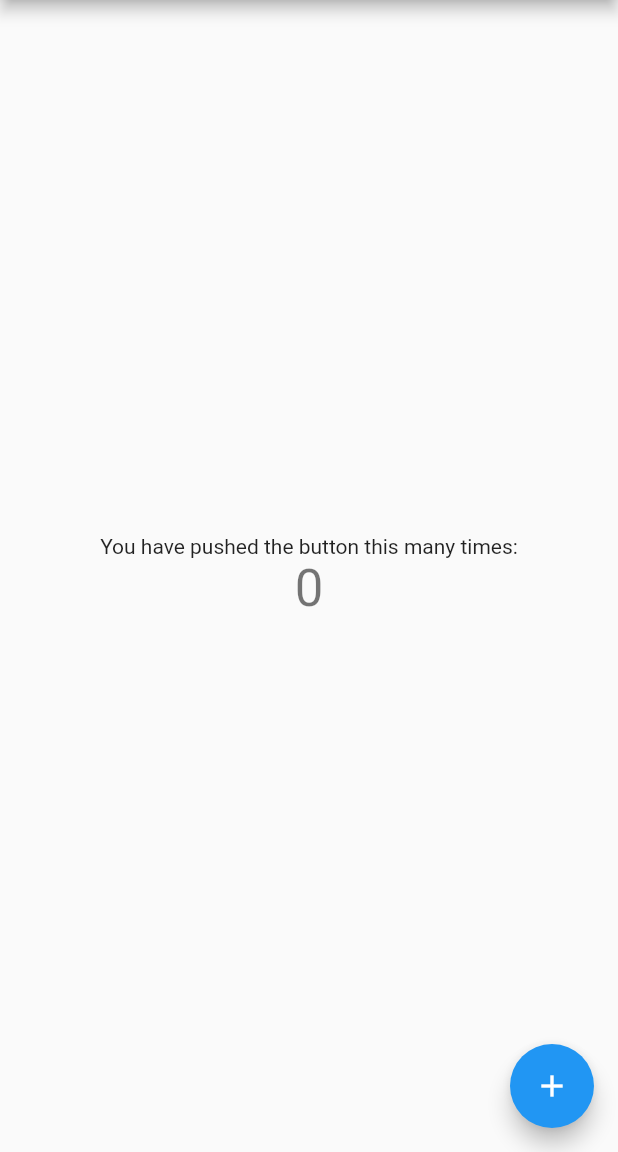
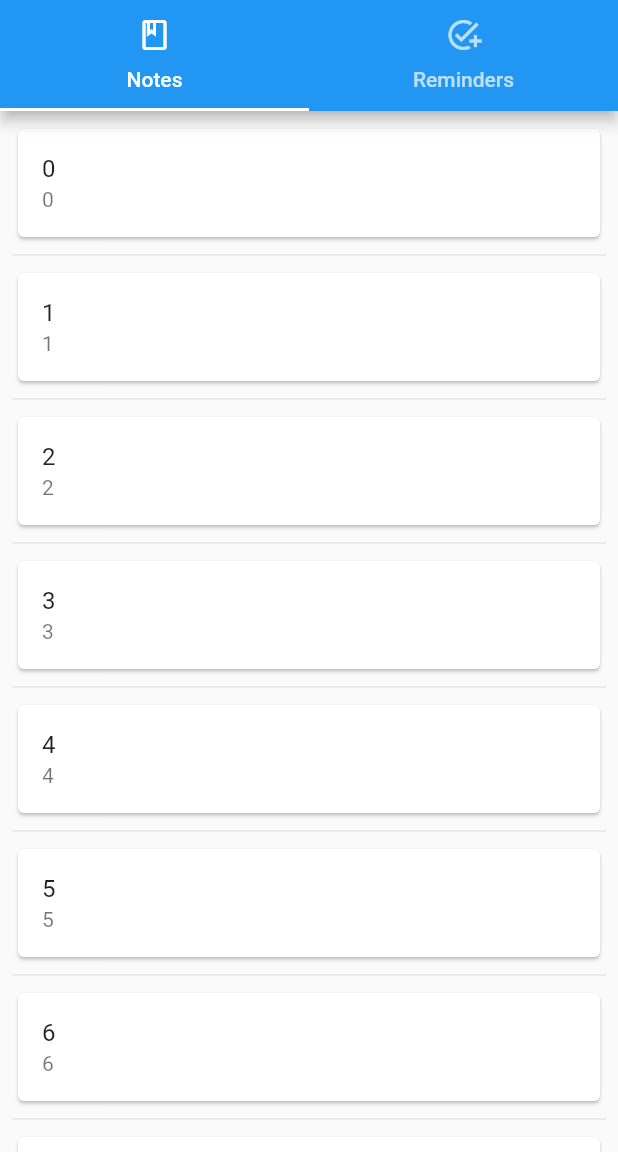
Before and after one commit to hamzaawan99/todo-tasks, a Flutter app: the screen it shows after launch, on a phone screen of 412 x 824 dp, the part 84-1236 px from its top. Run offline on Flutter 3.47's test engine with Material 2 defaults, Android fonts, the phone set to English and light mode, and no system bars; our stand-ins replace sqflite; accounts and stored records are empty.

Commit message:
Basic UI Setup

```diff
--- a/todo_tasks/lib/main.dart
+++ b/todo_tasks/lib/main.dart
@@ -1,4 +1,6 @@
 import 'package:flutter/material.dart';
+import 'package:todo_tasks/ui/notes_list.dart';
+import 'package:todo_tasks/ui/reminders_list.dart';
 
 void main() {
   runApp(MyApp());
@@ -11,103 +13,55 @@ class MyApp extends StatelessWidget {
     return MaterialApp(
       title: 'Todo-Tasks',
       theme: ThemeData(
-        // This is the theme of your application.
-        //
-        // Try running your application with "flutter run". You'll see the
-        // application has a blue toolbar. Then, without quitting the app, try
-        // changing the primarySwatch below to Colors.green and then invoke
-        // "hot reload" (press "r" in the console where you ran "flutter run",
-        // or simply save your changes to "hot reload" in a Flutter IDE).
-        // Notice that the counter didn't reset back to zero; the application
-        // is not restarted.
         primarySwatch: Colors.blue,
       ),
-      home: MyHomePage(title: 'Todo-Tasks'),
+      home: MyTabbedPage(),
     );
   }
 }
 
-class MyHomePage extends StatefulWidget {
-  MyHomePage({Key key, this.title}) : super(key: key);
+class MyTabbedPage extends StatefulWidget {
+  const MyTabbedPage({ Key? key }) : super(key: key);
+  @override
+  _MyTabbedPageState createState() => _MyTabbedPageState();
+}
 
-  // This widget is the home page of your application. It is stateful, meaning
-  // that it has a State object (defined below) that contains fields that affect
-  // how it looks.
+class _MyTabbedPageState extends State<MyTabbedPage> with SingleTickerProviderStateMixin {
+  static const List<Tab> myTabs = <Tab>[
+    Tab(text: 'Notes', icon: Icon(Icons.book_outlined),),
+    Tab(text: 'Reminders', icon: Icon(Icons.add_task_outlined),),
+  ];
 
-  // This class is the configuration for the state. It holds the values (in this
-  // case the title) provided by the parent (in this case the App widget) and
-  // used by the build method of the State. Fields in a Widget subclass are
-  // always marked "final".
-
-  final String title;
+  late TabController _tabController;
 
   @override
-  _MyHomePageState createState() => _MyHomePageState();
-}
+  void initState() {
+    super.initState();
+    _tabController = TabController(vsync: this, length: myTabs.length);
+  }
 
-class _MyHomePageState extends State<MyHomePage> {
-  int _counter = 0;
-
-  void _incrementCounter() {
-    setState(() {
-      // This call to setState tells the Flutter framework that something has
-      // changed in this State, which causes it to rerun the build method below
-      // so that the display can reflect the updated values. If we changed
-      // _counter without calling setState(), then the build method would not be
-      // called again, and so nothing would appear to happen.
-      _counter++;
-    });
-  }
+ @override
+ void dispose() {
+   _tabController.dispose();
+   super.dispose();
+ }
 
   @override
   Widget build(BuildContext context) {
-    // This method is rerun every time setState is called, for instance as done
-    // by the _incrementCounter method above.
-    //
-    // The Flutter framework has been optimized to make rerunning build methods
-    // fast, so that you can just rebuild anything that needs updating rather
-    // than having to individually change instances of widgets.
     return Scaffold(
-      appBar: AppBar(
-        // Here we take the value from the MyHomePage object that was created by
-        // the App.build method, and use it to set our appbar title.
-        title: Text(widget.title),
-      ),
-      body: Center(
-        // Center is a layout widget. It takes a single child and positions it
-        // in the middle of the parent.
-        child: Column(
-          // Column is also a layout widget. It takes a list of children and
-          // arranges them vertically. By default, it sizes itself to fit its
-          // children horizontally, and tries to be as tall as its parent.
-          //
-          // Invoke "debug painting" (press "p" in the console, choose the
-          // "Toggle Debug Paint" action from the Flutter Inspector in Android
-          // Studio, or the "Toggle Debug Paint" command in Visual Studio Code)
-          // to see the wireframe for each widget.
-          //
-          // Column has various properties to control how it sizes itself and
-          // how it positions its children. Here we use mainAxisAlignment to
-          // center the children vertically; the main axis here is the vertical
-          // axis because Columns are vertical (the cross axis would be
-          // horizontal).
-          mainAxisAlignment: MainAxisAlignment.center,
-          children: <Widget>[
-            Text(
-              'You have pushed the button this many times:',
-            ),
-            Text(
-              '$_counter',
-              style: Theme.of(context).textTheme.headline4,
-            ),
-          ],
+      appBar: AppBar(title: Text("Todo-Tasks"),
+        bottom: TabBar(
+          controller: _tabController,
+          tabs: myTabs,
         ),
       ),
-      floatingActionButton: FloatingActionButton(
-        onPressed: _incrementCounter,
-        tooltip: 'Increment',
-        child: Icon(Icons.add),
-      ), // This trailing comma makes auto-formatting nicer for build methods.
+      body: TabBarView(
+        controller: _tabController,
+        children: <Widget>[
+          NotesList(),
+          RemindersList(),
+        ],
+      ),
     );
   }
 }
--- a/todo_tasks/lib/models/note.dart
+++ b/todo_tasks/lib/models/note.dart
@@ -1,22 +1,24 @@
 class Note {
   final int _id; // identifier for note
+  final String _title; //
   final String _description; // string (text) value
 
   // Constructors
-  Note(this._id, this._description);
+  Note(this._id, this._title, this._description);
 
   // Getters
   int get id => _id;
+  String get title => _title;
   String get description => _description;
 
   // Note object to Map object
   Map<String, dynamic> toMap() {
-    return {'id': _id, 'description': _description};
+    return {'id': _id, 'title': _title, 'description': _description};
   }
 
   // toString function for readability
   @override
   String toString() {
-    return "Id: $_id, Description: $_description";
+    return "Id: $_id, Title: $_title, Description: $_description";
   }
 }
--- /dev/null
+++ b/todo_tasks/lib/ui/notes_list.dart
@@ -0,0 +1,45 @@
+import 'package:flutter/material.dart';
+import 'package:todo_tasks/models/note.dart';
+
+class NotesList extends StatefulWidget {
+  NotesList({Key? key}) : super(key: key);
+  @override
+  _NotesListState createState() => _NotesListState();
+}
+
+class _NotesListState extends State<NotesList> {
+  @override
+  Widget build(BuildContext context) {
+    List<Note> notes = <Note>[];
+    for (int i = 0; i < 10; i++) {
+      notes.add(Note(i, i.toString(), i.toString()));
+    }
+
+    return ListView.separated(
+      padding: const EdgeInsets.all(8),
+      itemCount: notes.length,
+      itemBuilder: (BuildContext context, int index) {
+        return _buildNoteTile(notes[index]);
+        /*return Container(
+          height: 50,
+          color: Colors.amber[colorCodes[index]],
+          child: Center(child: Text('Entry ${entries[index]}')),
+        );*/
+      },
+      separatorBuilder: (BuildContext context, int index) => const Divider(
+          //color: Colors.white,
+          //thickness: 0.0,
+          ),
+    );
+  }
+
+  Widget _buildNoteTile(Note note) {
+    return Card(
+        elevation: 1.0,
+        child: ListTile(
+          title: Text(note.title),
+          subtitle: Text(note.description),
+          onTap: () {}, // Will use this to open the Note
+        ));
+  }
+}
```
Also changed, not shown: todo_tasks/lib/database.dart (+6 -5 lines), todo_tasks/lib/models/reminder.dart (+22 -1 lines), todo_tasks/lib/ui/reminders_list.dart (added, +14 -0 lines), todo_tasks/pubspec.yaml (+4 -4 lines), todo_tasks/pubspec.lock, 1 other file.
